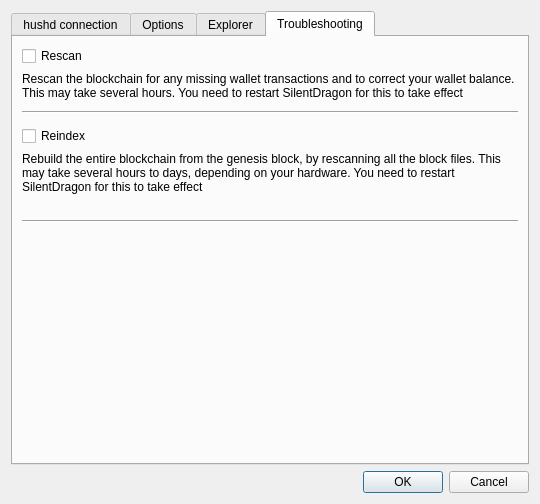
This is src/settings.ui in hushmirror/SilentDragon as Qt 5 draws it before an edit. The edited form follows.
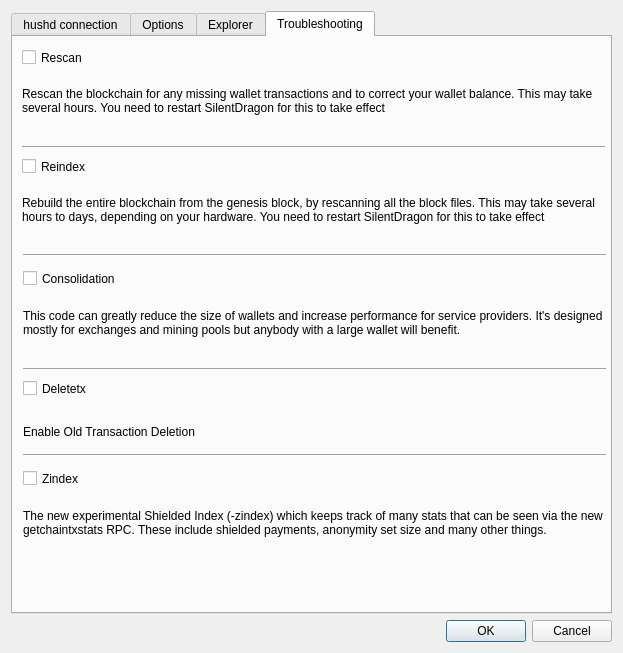
This is the edited form. The open tabs and pages were chosen to show the change.

Commit message: GUI changes in settings.ui for consolidation,deletetx and zindex option

What changed in the file:
```diff
--- a/src/settings.ui
+++ b/src/settings.ui
@@ -6,8 +6,8 @@
    <rect>
     <x>0</x>
     <y>0</y>
-    <width>540</width>
-    <height>504</height>
+    <width>623</width>
+    <height>653</height>
    </rect>
   </property>
   <property name="minimumSize">
@@ -707,16 +707,28 @@
       <attribute name="title">
        <string>Troubleshooting</string>
       </attribute>
-      <layout class="QGridLayout" name="gridLayout_2">
-       <item row="5" column="0">
         <widget class="QCheckBox" name="chkReindex">
+       <property name="geometry">
+        <rect>
+         <x>9</x>
+         <y>118</y>
+         <width>81</width>
+         <height>23</height>
+        </rect>
+       </property>
          <property name="text">
           <string>Reindex</string>
          </property>
         </widget>
-       </item>
-       <item row="1" column="0">
         <widget class="QLabel" name="label_9">
+       <property name="geometry">
+        <rect>
+         <x>9</x>
+         <y>38</y>
+         <width>583</width>
+         <height>51</height>
+        </rect>
+       </property>
          <property name="text">
           <string>Rescan the blockchain for any missing wallet transactions and to correct your wallet balance. This may take several hours. You need to restart SilentDragon for this to take effect</string>
          </property>
@@ -724,43 +736,54 @@
           <bool>true</bool>
          </property>
         </widget>
-       </item>
-       <item row="0" column="0">
         <widget class="QCheckBox" name="chkRescan">
+       <property name="geometry">
+        <rect>
+         <x>9</x>
+         <y>9</y>
+         <width>73</width>
+         <height>23</height>
+        </rect>
+       </property>
          <property name="text">
           <string>Rescan</string>
          </property>
         </widget>
-       </item>
-       <item row="2" column="0">
         <widget class="Line" name="line_3">
+       <property name="geometry">
+        <rect>
+         <x>9</x>
+         <y>102</y>
+         <width>583</width>
+         <height>16</height>
+        </rect>
+       </property>
          <property name="orientation">
           <enum>Qt::Horizontal</enum>
          </property>
         </widget>
-       </item>
-       <item row="9" column="0">
-        <spacer name="verticalSpacer_3">
-         <property name="orientation">
-          <enum>Qt::Vertical</enum>
-         </property>
-         <property name="sizeHint" stdset="0">
-          <size>
-           <width>20</width>
-           <height>40</height>
-          </size>
-         </property>
-        </spacer>
-       </item>
-       <item row="2" column="0">
         <widget class="QLabel" name="label_12">
+       <property name="geometry">
+        <rect>
+         <x>9</x>
+         <y>95</y>
+         <width>16</width>
+         <height>17</height>
+        </rect>
+       </property>
          <property name="text">
           <string/>
          </property>
         </widget>
-       </item>
-       <item row="6" column="0">
         <widget class="QLabel" name="label_11">
+       <property name="geometry">
+        <rect>
+         <x>9</x>
+         <y>147</y>
+         <width>583</width>
+         <height>51</height>
+        </rect>
+       </property>
          <property name="text">
           <string>Rebuild the entire blockchain from the genesis block, by rescanning all the block files. This may take several hours to days, depending on your hardware. You need to restart SilentDragon for this to take effect</string>
          </property>
@@ -768,22 +791,145 @@
           <bool>true</bool>
          </property>
         </widget>
-       </item>
-       <item row="8" column="0">
         <widget class="Line" name="line_4">
+       <property name="geometry">
+        <rect>
+         <x>10</x>
+         <y>210</y>
+         <width>583</width>
+         <height>16</height>
+        </rect>
+       </property>
          <property name="orientation">
           <enum>Qt::Horizontal</enum>
          </property>
         </widget>
-       </item>
-       <item row="7" column="0">
         <widget class="QLabel" name="label_13">
+       <property name="geometry">
+        <rect>
+         <x>9</x>
+         <y>204</y>
+         <width>16</width>
+         <height>17</height>
+        </rect>
+       </property>
          <property name="text">
           <string/>
          </property>
         </widget>
-       </item>
-      </layout>
+      <widget class="QLabel" name="label_18">
+       <property name="geometry">
+        <rect>
+         <x>10</x>
+         <y>260</y>
+         <width>583</width>
+         <height>51</height>
+        </rect>
+       </property>
+       <property name="text">
+        <string>This code can greatly reduce the size of wallets and increase performance for service providers. It's designed mostly for exchanges and mining pools but anybody with a large wallet will benefit.</string>
+       </property>
+       <property name="wordWrap">
+        <bool>true</bool>
+       </property>
+      </widget>
+      <widget class="QLabel" name="label_19">
+       <property name="geometry">
+        <rect>
+         <x>10</x>
+         <y>369</y>
+         <width>583</width>
+         <height>51</height>
+        </rect>
+       </property>
+       <property name="text">
+        <string>Enable Old Transaction Deletion</string>
+       </property>
+       <property name="wordWrap">
+        <bool>true</bool>
+       </property>
+      </widget>
+      <widget class="Line" name="line_6">
+       <property name="geometry">
+        <rect>
+         <x>10</x>
+         <y>324</y>
+         <width>583</width>
+         <height>16</height>
+        </rect>
+       </property>
+       <property name="orientation">
+        <enum>Qt::Horizontal</enum>
+       </property>
+      </widget>
+      <widget class="QCheckBox" name="chkConso">
+       <property name="geometry">
+        <rect>
+         <x>10</x>
+         <y>230</y>
+         <width>121</width>
+         <height>23</height>
+        </rect>
+       </property>
+       <property name="text">
+        <string>Consolidation</string>
+       </property>
+      </widget>
+      <widget class="QCheckBox" name="chkDeletetx">
+       <property name="geometry">
+        <rect>
+         <x>10</x>
+         <y>340</y>
+         <width>121</width>
+         <height>23</height>
+        </rect>
+       </property>
+       <property name="text">
+        <string>Deletetx</string>
+       </property>
+      </widget>
+      <widget class="Line" name="line_7">
+       <property name="geometry">
+        <rect>
+         <x>10</x>
+         <y>410</y>
+         <width>583</width>
+         <height>16</height>
+        </rect>
+       </property>
+       <property name="orientation">
+        <enum>Qt::Horizontal</enum>
+       </property>
+      </widget>
+      <widget class="QLabel" name="label_21">
+       <property name="geometry">
+        <rect>
+         <x>10</x>
+         <y>460</y>
+         <width>583</width>
+         <height>51</height>
+        </rect>
+       </property>
+       <property name="text">
+        <string>The new experimental Shielded Index (-zindex) which keeps track of many stats that can be seen via the new getchaintxstats RPC. These include shielded payments, anonymity set size and many other things.</string>
+       </property>
+       <property name="wordWrap">
+        <bool>true</bool>
+       </property>
+      </widget>
+      <widget class="QCheckBox" name="chkzindex">
+       <property name="geometry">
+        <rect>
+         <x>10</x>
+         <y>430</y>
+         <width>121</width>
+         <height>23</height>
+        </rect>
+       </property>
+       <property name="text">
+        <string>Zindex </string>
+       </property>
+      </widget>
      </widget>
     </widget>
    </item>
```
Left out of the diff: 13 changed lines with no effect on the pictures. Lines whose indentation alone changed are shown as unchanged.
